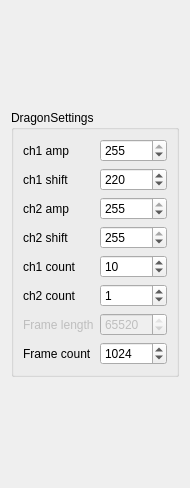
This is dragon.ui in omega-photonics/dragon-py-refwatcher as Qt 5 draws it before an edit. The edited form follows.
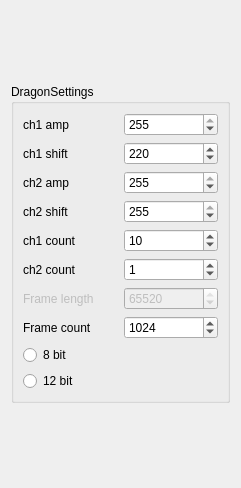
This is the edited form.

The edit to the form file:
```diff
--- a/dragon.ui
+++ b/dragon.ui
@@ -6,7 +6,7 @@
    <rect>
     <x>0</x>
     <y>0</y>
-    <width>184</width>
+    <width>241</width>
     <height>488</height>
    </rect>
   </property>
@@ -107,6 +107,13 @@
         </property>
        </widget>
       </item>
+      <item row="8" column="0">
+       <widget class="QRadioButton" name="is8bits">
+        <property name="text">
+         <string>8 bit</string>
+        </property>
+       </widget>
+      </item>
       <item row="4" column="1">
        <widget class="QSpinBox" name="ch1count">
         <property name="value">
@@ -180,6 +187,13 @@
         </property>
        </widget>
       </item>
+      <item row="9" column="0">
+       <widget class="QRadioButton" name="is12bits">
+        <property name="text">
+         <string>12 bit</string>
+        </property>
+       </widget>
+      </item>
      </layout>
     </widget>
    </item>
```
Left out of the diff: 34 changed lines with no effect on the pictures.
